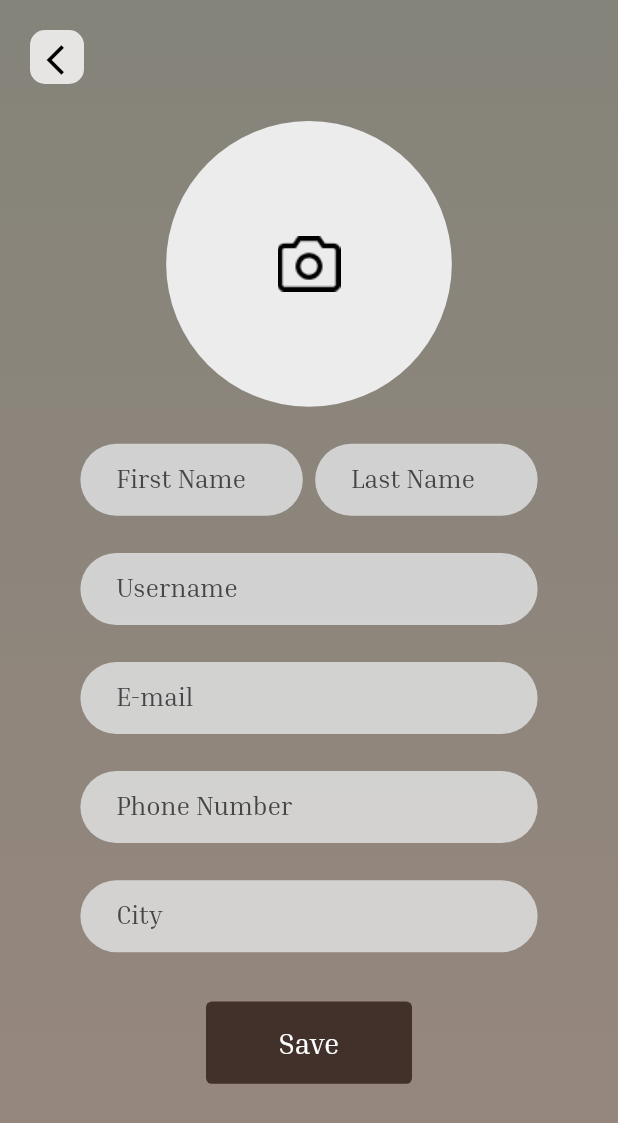
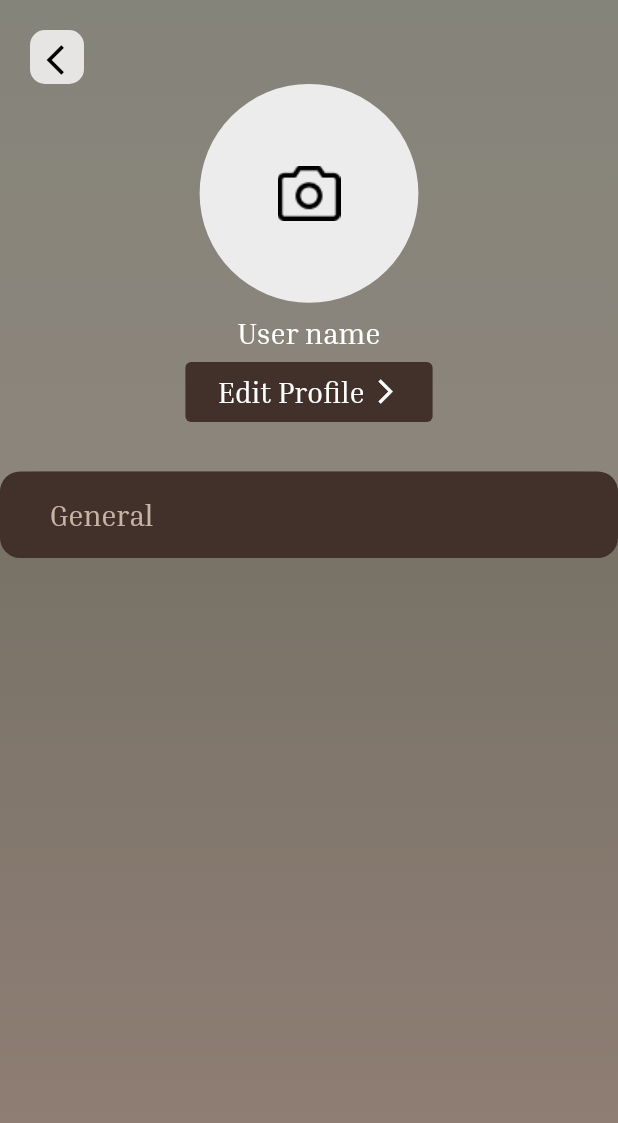
Before and after one commit to Train-D/mobile, a Flutter app: the HomeScreen screen opened directly, item 3 of the bottom bar chosen, on a phone screen of 412 x 824 dp. Shown: the top 1123 px of the screen. Run offline on Flutter 3.47's test engine with Material 2 defaults, Android fonts, the phone set to English and light mode, and no system bars; our stand-ins replace basic_utils, bloc, dartz, equatable, flutter_bloc, get_it and 1 more.

Commit message:
settings screen

```diff
--- a/lib/core/global/theme/app_color/app_color_light.dart
+++ b/lib/core/global/theme/app_color/app_color_light.dart
@@ -53,3 +53,10 @@ const Color trainIdCardColor = Color.fromRGBO(136, 118, 110, 0.81);
 const Color trainIdSubTitleColor = Color.fromRGBO(236, 236, 236, 0.96);
 const Color trainIdTextFieldColor = Color.fromRGBO(217, 217, 217, 0.91);
 const Color trainIdTextColor = Color.fromRGBO(69, 69, 69, 0.8);
+
+const List<Color> settingsContainerBgColor = [
+  Color.fromRGBO(64, 66, 50, 0.31),
+  Color.fromRGBO(111, 82, 70, 0.14),
+];
+
+const Color settingsTitleTextColor = Color.fromRGBO(218, 199, 182, 0.87);
--- a/lib/core/utils/app_strings.dart
+++ b/lib/core/utils/app_strings.dart
@@ -30,5 +30,8 @@ class AppString {
   static const String search = 'Search';
   static const String select = 'Select';
   static const String trainIdTitle = 'Track Your Train';
-  static const String trainIdSubTitle = 'Entre the train id that you got from your ticket';
+  static const String trainIdSubTitle =
+      'Entre the train id that you got from your ticket';
+  static const String editProfile = 'Edit Profile';
+  static const String general = 'General';
 }
--- a/lib/core/utils/components.dart
+++ b/lib/core/utils/components.dart
@@ -2,6 +2,9 @@ import 'package:flutter/material.dart';
 import 'package:responsive_sizer/responsive_sizer.dart';
 import 'package:traind_app/core/global/theme/app_color/app_color_light.dart';
 import 'package:traind_app/core/utils/app_sizes.dart';
+
+import 'app_constants.dart';
+import 'app_images.dart';
 
 class SharedComponents {
   static Widget defaultButton({
@@ -38,11 +41,15 @@ class SharedComponents {
                 style: Theme.of(context).textTheme.displayMedium,
               ),
               if (withIcon)
-                Icon(
+              Row(children: [
+                SizedBox(width: 1.w,),
+                      Icon(
                   icon,
                   color: iconColor,
                   size: iconSize,
                 ),
+              ],)
+
             ],
           ),
         ),
@@ -123,13 +130,10 @@ class SharedComponents {
           fillColor: bgColor,
           labelText: label,
           labelStyle: TextStyle(
-            fontFamily: 'Inria Serif',
-            color: textColor,
-            fontSize: 17.sp
-          ),
+              fontFamily: 'Inria Serif', color: textColor, fontSize: 17.sp),
           prefixIcon: preIconFound
               ? IconButton(
-                iconSize: 20.sp,
+                  iconSize: 20.sp,
                   icon: Icon(preIcon),
                   onPressed: () {
                     prePressed!();
@@ -152,8 +156,9 @@ class SharedComponents {
             ),
           ),
           border: UnderlineInputBorder(
-              borderRadius: BorderRadius.circular(radius),
-              borderSide: BorderSide.none,),
+            borderRadius: BorderRadius.circular(radius),
+            borderSide: BorderSide.none,
+          ),
         ),
       );
 
@@ -218,4 +223,27 @@ class SharedComponents {
         ),
         child: child,
       );
+
+  static profilePicture({
+    required dynamic image,
+    required double radius,
+    Color bgColor = cameraBG,
+    dynamic fit = BoxFit.none,
+    double? imgHeigh,
+    double? imgWidth,
+  }) => CircleAvatar(
+        radius: radius,
+        backgroundColor: bgColor,
+        child: ClipRRect(
+          borderRadius: BorderRadius.circular(radius),
+          child: Image(
+            width: imgHeigh,
+            height: imgWidth,
+            fit: fit,
+            image: AssetImage(
+              '$image',
+            ),
+          ),
+        ),
+      );
 }
--- a/lib/features/authentication/presentation/screens/profile_screen.dart
+++ b/lib/features/authentication/presentation/screens/profile_screen.dart
@@ -31,20 +31,11 @@ class ProfileScreen extends StatelessWidget {
                       SizedBox(
                         height: 3.h,
                       ),
-                      CircleAvatar(
+                      SharedComponents.profilePicture(
+                        image: '${AppConstants.vectorsUrl}$profileCamera',
                         radius: 40.sp,
-                        backgroundColor: cameraBG,
-                        child: ClipRRect(
-                          borderRadius: BorderRadius.circular(40.sp),
-                          child: Image(
-                            width: 50.w,
-                            height: 50.h,
-                            //fit: BoxFit.fill,
-                            image: AssetImage(
-                              '${AppConstants.vectorsUrl}$profileCamera',
-                            ),
-                          ),
-                        ),
+                        imgHeigh: 50.sp,
+                        imgWidth: 50.sp,
                       ),
                       SizedBox(
                         height: 3.h,
--- a/lib/features/layout/presentation/controller/home_cubit/home_cubit.dart
+++ b/lib/features/layout/presentation/controller/home_cubit/home_cubit.dart
@@ -7,6 +7,8 @@ import 'package:traind_app/features/layout/presentation/controller/home_cubit/ho
 import 'package:traind_app/features/layout/presentation/screens/home_screen.dart';
 import 'package:traind_app/core/utils/app_constants.dart';
 
+import '../../../../settings/presentation/screens/settings_screen.dart';
+
 class HomeCubit extends Cubit<HomeState> {
   HomeCubit() : super(HomeInitial());
   static HomeCubit get(context) => BlocProvider.of(context);
@@ -14,7 +16,7 @@ class HomeCubit extends Cubit<HomeState> {
   List<Widget> screens = const [
     ProfileScreen(),
     HomeScreen(),
-    ProfileScreen(),
+    SettingsScreen(),
   ];
 
   List<BottomNavigationBarItem> navItems = [
--- /dev/null
+++ b/lib/features/settings/presentation/components/components.dart
@@ -0,0 +1,32 @@
+import 'package:flutter/material.dart';
+import 'package:responsive_sizer/responsive_sizer.dart';
+
+import '../../../../core/global/theme/app_color/app_color_light.dart';
+import '../../../../core/utils/app_sizes.dart';
+
+class SettingsComponents {
+  static Widget titleContainer({
+    required BuildContext context,
+    required String title,
+  }) =>
+      Container(
+        width: AppSizes.width(context),
+        height: 7.h,
+        decoration: BoxDecoration(
+          color: lightDefualtColor,
+          borderRadius: BorderRadiusDirectional.all(Radius.circular(15.sp)),
+        ),
+        child: Padding(
+          padding: EdgeInsets.symmetric(horizontal: 8.w),
+          child: Align(
+            alignment: Alignment.centerLeft,
+            child: Text(
+              title,
+              style: Theme.of(context).textTheme.displayMedium!.copyWith(
+                    color: settingsTitleTextColor,
+                  ),
+            ),
+          ),
+        ),
+      );
+}
--- /dev/null
+++ b/lib/features/settings/presentation/screens/settings_screen.dart
@@ -0,0 +1,91 @@
+import 'package:flutter/material.dart';
+import 'package:flutter/src/widgets/container.dart';
+import 'package:flutter/src/widgets/framework.dart';
+import 'package:responsive_sizer/responsive_sizer.dart';
+import 'package:traind_app/core/utils/app_strings.dart';
+import 'package:traind_app/core/utils/components.dart';
+import 'package:traind_app/features/settings/presentation/components/components.dart';
+
+import '../../../../core/global/theme/app_color/app_color_light.dart';
+import '../../../../core/utils/app_constants.dart';
+import '../../../../core/utils/app_images.dart';
+import '../../../../core/utils/app_sizes.dart';
+
+class SettingsScreen extends StatelessWidget {
+  const SettingsScreen({super.key});
+
+  @override
+  Widget build(BuildContext context) {
+    return SafeArea(
+      child: SharedComponents.linearGradientBg(
+        colors: profileBg,
+        child: Scaffold(
+          backgroundColor: transparent,
+          appBar: SharedComponents.defualtAppBar(context),
+          body: Column(
+            children: [
+              Center(
+                child: Column(
+                  children: [
+                    SharedComponents.profilePicture(
+                      image: '${AppConstants.vectorsUrl}$profileCamera',
+                      radius: 35.sp,
+                      imgHeigh: 15.h,
+                      imgWidth: 15.w,
+                    ),
+                    SizedBox(
+                      height: 1.h,
+                    ),
+                    Text(
+                      'User name',
+                      style: Theme.of(context).textTheme.displayMedium,
+                    ),
+                    SizedBox(
+                      height: 1.h,
+                    ),
+                    SharedComponents.defaultButton(
+                        context: context,
+                        function: () {},
+                        text: AppString.editProfile,
+                        width: 40.w,
+                        radius: 8.sp,
+                        withIcon: true,
+                        icon: Icons.arrow_forward_ios,
+                        iconSize: 18.sp),
+                  ],
+                ),
+              ),
+              SizedBox(
+                height: 4.h,
+              ),
+              Expanded(
+                child: Container(
+                  width: AppSizes.width(context),
+                  decoration: BoxDecoration(
+                    gradient: const LinearGradient(
+                      begin: Alignment.topCenter,
+                      end: Alignment.bottomCenter,
+                      colors: settingsContainerBgColor,
+                    ),
+                    borderRadius: BorderRadiusDirectional.only(
+                      topStart: Radius.circular(20.sp),
+                      topEnd: Radius.circular(20.sp),
+                    ),
+                  ),
+                  child: Column(
+                    children: [
+                      SettingsComponents.titleContainer(
+                        context: context,
+                        title: AppString.general,
+                      ),
+                    ],
+                  ),
+                ),
+              ),
+            ],
+          ),
+        ),
+      ),
+    );
+  }
+}
--- a/lib/features/stations/presentation/screens/stations_screen.dart
+++ b/lib/features/stations/presentation/screens/stations_screen.dart
@@ -1,7 +1,4 @@
-import 'package:flutter/cupertino.dart';
 import 'package:flutter/material.dart';
-import 'package:flutter/src/widgets/container.dart';
-import 'package:flutter/src/widgets/framework.dart';
 import 'package:responsive_sizer/responsive_sizer.dart';
 import 'package:traind_app/core/global/theme/app_color/app_color_light.dart';
 import 'package:traind_app/core/utils/app_constants.dart';
--- a/lib/features/track/presentation/screens/train_id_screen.dart
+++ b/lib/features/track/presentation/screens/train_id_screen.dart
@@ -26,7 +26,8 @@ class TrainIdScreen extends StatelessWidget {
           body: Column(
             mainAxisAlignment: MainAxisAlignment.end,
             children: [
-              Stack(children: [
+              Stack(
+                children: [
                 Container(
                   width: double.infinity,
                   height: 45.h,
```
Also changed, not shown: lib/features/settings/presentation/components/temp.dart (deleted), lib/features/settings/presentation/screens/temp.dart (deleted), pubspec.lock.
